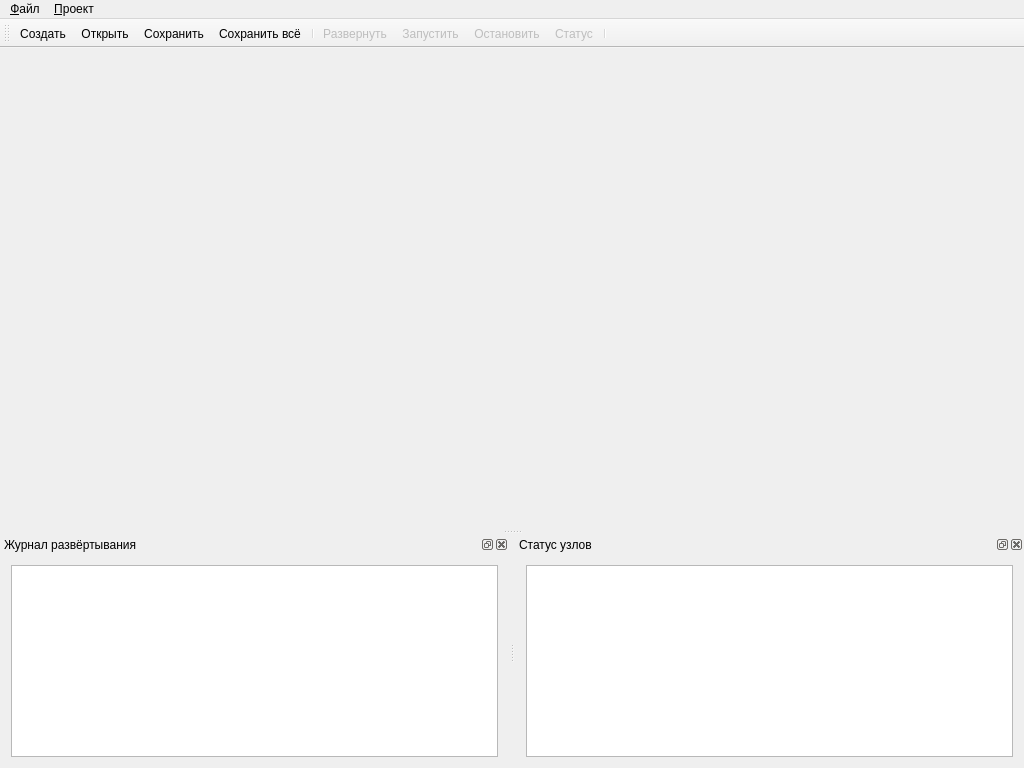
Before: the Qt Designer form terminal/src/mainwindow.ui in Automiq/alpha.protort, drawn with Qt 5.
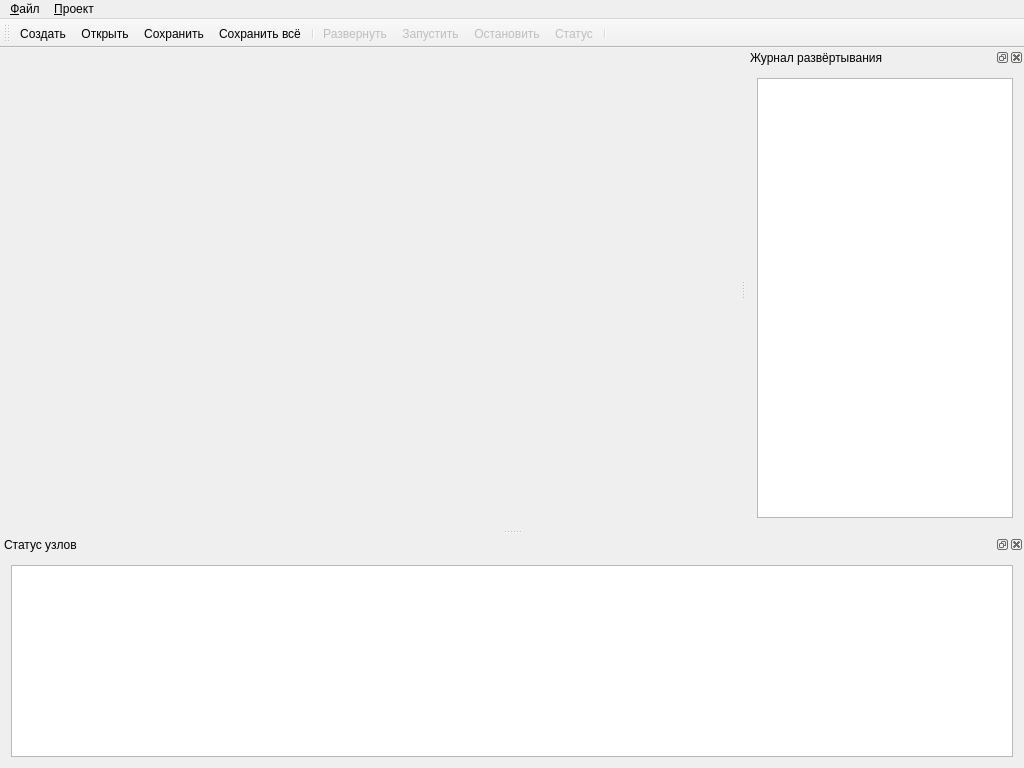
After: the same form once the commit is applied. Icons and pictures are not drawn.

The edit to the form file:
```diff
--- a/terminal/src/mainwindow.ui
+++ b/terminal/src/mainwindow.ui
@@ -110,7 +110,7 @@
     <string>Журнал развёртывания</string>
    </property>
    <attribute name="dockWidgetArea">
-    <number>8</number>
+    <number>2</number>
    </attribute>
    <widget class="QWidget" name="dockWidgetContents">
     <layout class="QHBoxLayout" name="horizontalLayout">
```
